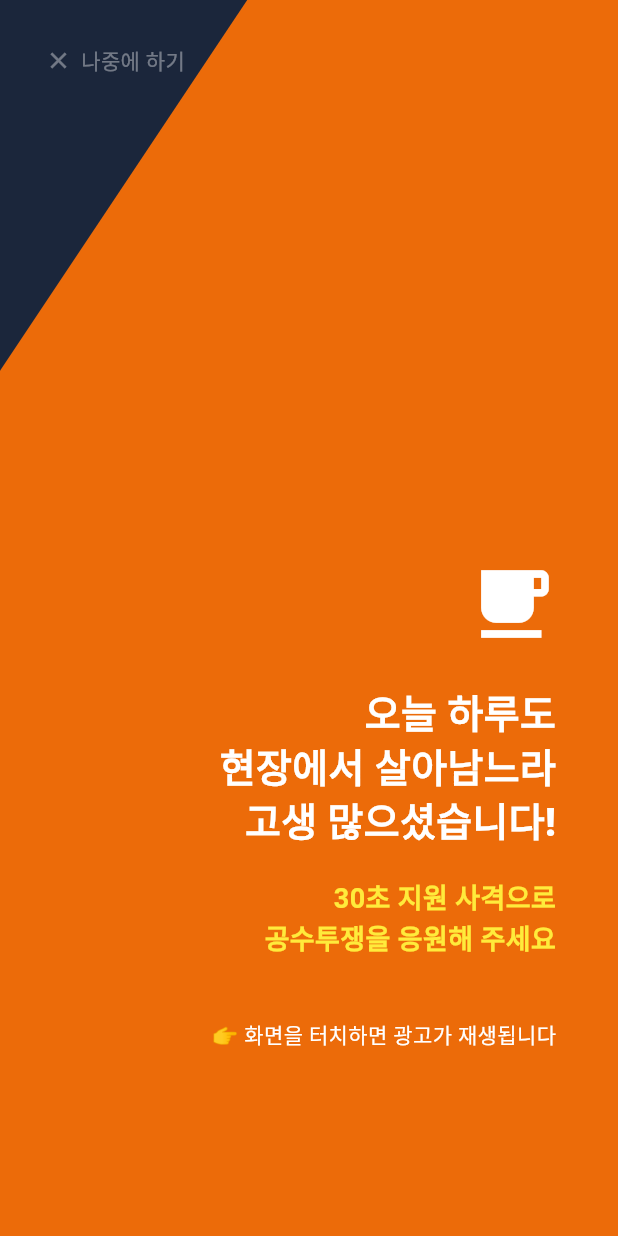
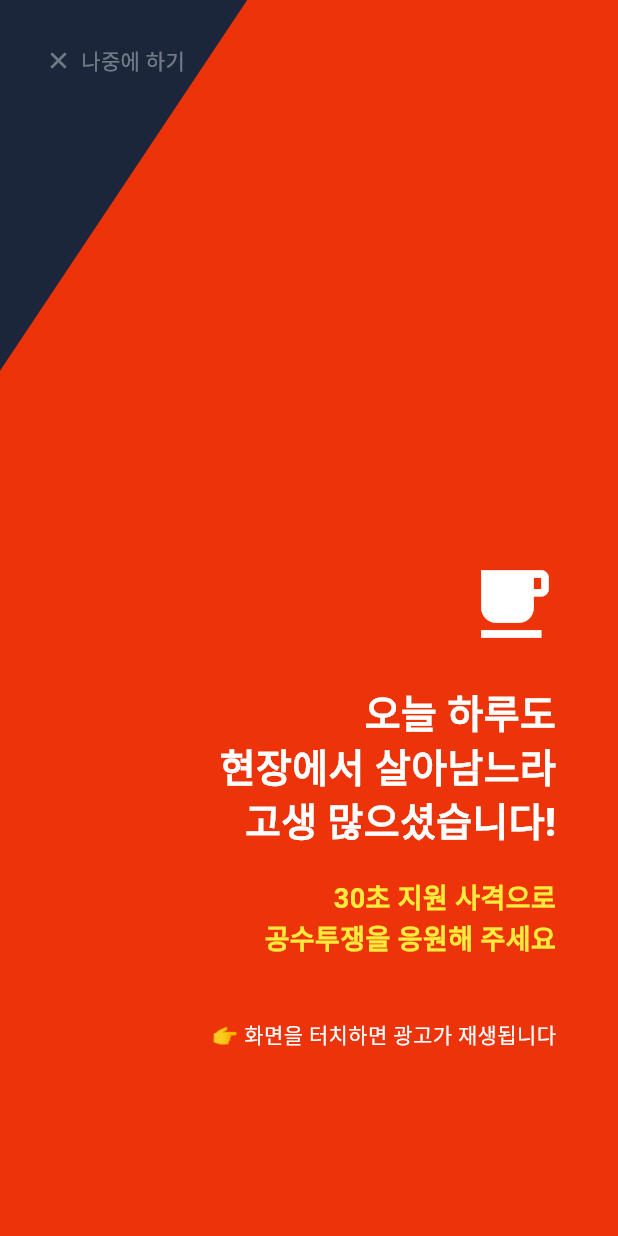
Before and after one commit to cubeprotein/gongsu_app, a Flutter app: the WorkCalendarPage screen opened directly, in the side drawer, after a tap on "개발자 커피 한잔", on a phone screen of 412 x 824 dp. Run offline on Flutter 3.47's test engine with Material 3 defaults, Android fonts, the phone set to English and light mode, and no system bars; our stand-ins replace cloud_firestore, cloud_functions, firebase_auth, firebase_core, firebase_crashlytics, google_mobile_ads and 2 more; missing offline and left inert: kakao_flutter_sdk_user; accounts and stored records are empty; network calls fail.

```diff
--- a/lib/screens/calendar/work_calendar_drawer.dart
+++ b/lib/screens/calendar/work_calendar_drawer.dart
@@ -117,7 +117,7 @@ class WorkCalendarDrawer extends StatelessWidget {
                     child: Container(
                       width: double.infinity,
                       height: double.infinity,
-                      color: const Color.fromARGB(255, 236, 107, 9),
+                      color: const Color.fromARGB(255, 236, 51, 9),
                       child: SafeArea(
                         child: Align(
                           alignment: Alignment.bottomRight,
--- a/lib/screens/calendar/work_calendar_page.dart
+++ b/lib/screens/calendar/work_calendar_page.dart
@@ -4,6 +4,7 @@ import 'package:flutter/rendering.dart';
 import 'package:flutter/services.dart';
 import 'package:intl/intl.dart';
 import 'package:shared_preferences/shared_preferences.dart';
+import 'package:google_mobile_ads/google_mobile_ads.dart'; // ✅ 애드몹 패키지 추가
 
 import '../../holiday_manager.dart';
 import '../../models/user_model.dart';
@@ -53,6 +54,11 @@ class _WorkCalendarPageState extends State<WorkCalendarPage> {
     _focusedDay = widget.initialDate ?? DateTime.now();
     _loadInitialData();
     _loadPremiumFlag();
+
+    // ✅ 캘린더 화면이 유저 눈에 완전히 렌더링된 '직후'에 애드몹 지연 초기화
+    WidgetsBinding.instance.addPostFrameCallback((_) {
+      MobileAds.instance.initialize();
+    });
   }
 
   Future<void> _loadPremiumFlag() async {
@@ -188,7 +194,6 @@ class _WorkCalendarPageState extends State<WorkCalendarPage> {
                         Expanded(
                           child: GestureDetector(
                             behavior: HitTestBehavior.opaque,
-                            // 상하 스와이프 이벤트 흡수(차단)
                             onVerticalDragStart: (_) {},
                             onVerticalDragUpdate: (_) {},
                             onVerticalDragEnd: (_) {},
@@ -452,7 +457,7 @@ class _WorkCalendarPageState extends State<WorkCalendarPage> {
                   children: [
                     const SizedBox(height: 1),
                     if (isPaidLeave)
-                      _badge('유급', Color(0xFF8E44AD), 8.5)
+                      _badge('유급', const Color(0xFF8E44AD), 8.5)
                     else if (leave > 0)
                       _badge('휴무', const Color(0xFF2D6A4F), 8.5)
                     else if (workDay != 0)
--- a/pubspec.yaml
+++ b/pubspec.yaml
@@ -1,7 +1,7 @@
 name: gongsu_app
 description: "A new Flutter project."
 publish_to: 'none'
-version: 1.1.0+17
+version: 1.2.0+25
 
 environment:
   sdk: ^3.9.2
@@ -19,11 +19,13 @@ dependencies:
 
   # Firebase 및 인증 관련 추가
   firebase_core: ^3.10.0
+  firebase_crashlytics: any
   firebase_auth: ^5.7.0
   cloud_firestore: any
   google_sign_in: ^6.2.0
   kakao_flutter_sdk_user: ^1.9.2
   cloud_functions: ^5.6.2
+  flutter_native_splash: ^2.4.7
 
 
 dev_dependencies:
@@ -31,7 +33,6 @@ dev_dependencies:
     sdk: flutter
   flutter_lints: ^5.0.0
   flutter_launcher_icons: "^0.13.1"
-  flutter_native_splash: ^2.4.7
 
 flutter_launcher_icons:
   android: "launcher_icon"
```
Also changed, not shown: lib/main.dart (+18 -4 lines), lib/screens/login/splash_page.dart (+12 -13 lines), pubspec.lock, 8 other files.
